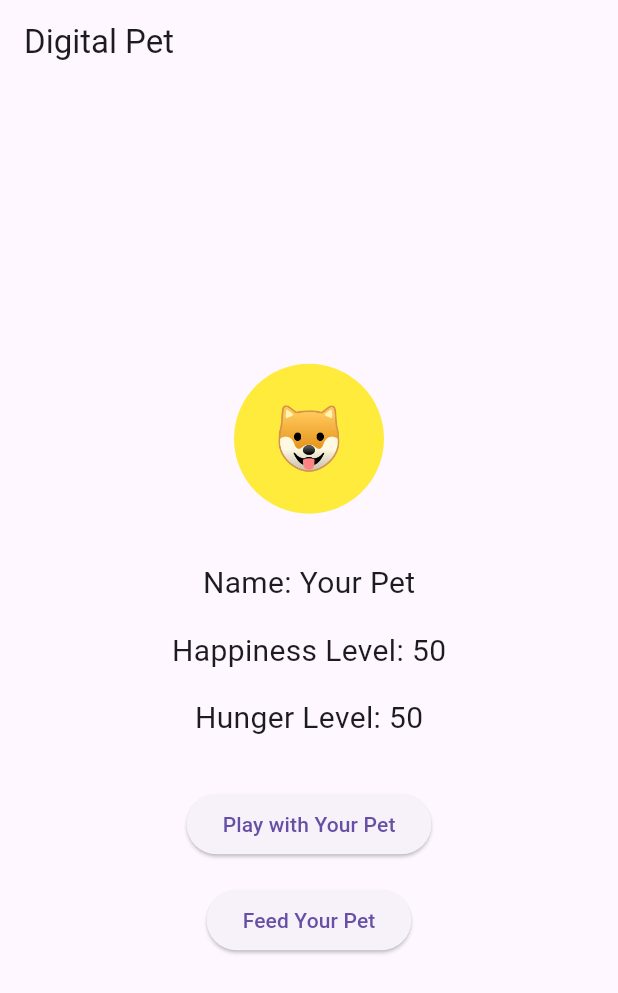
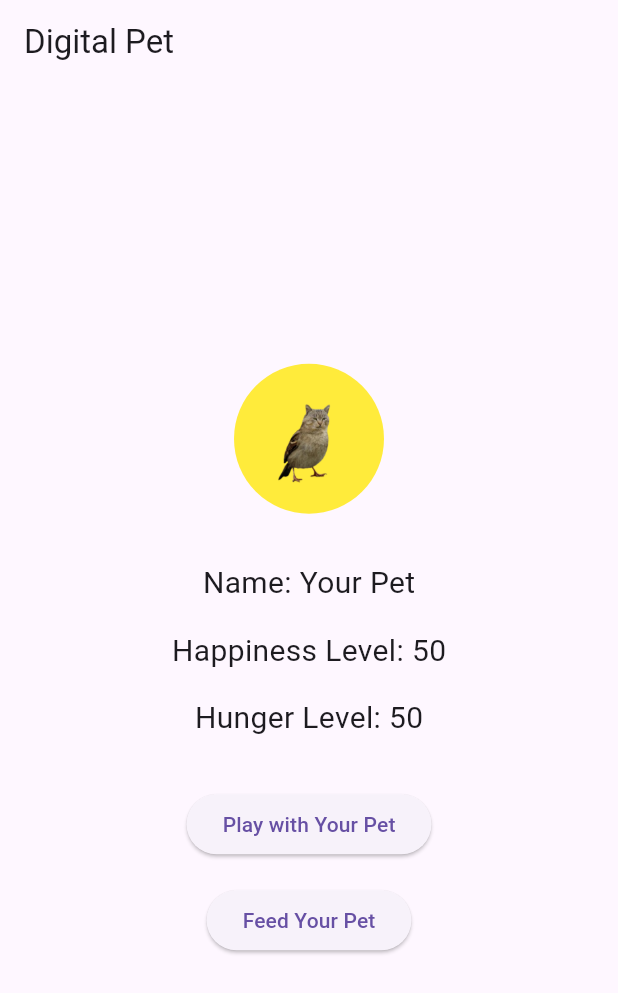
Before and after one commit to YummyFrog/mad_inclass5, a Flutter app: the screen it shows after launch, on a phone screen of 412 x 824 dp. Shown: the top 993 px of the screen. Run offline on Flutter 3.47's test engine with Material 3 defaults, Android fonts, the phone set to English and light mode, and no system bars.

Commit message:
added image of pet

```diff
--- a/lib/main.dart
+++ b/lib/main.dart
@@ -82,9 +82,10 @@ class _DigitalPetAppState extends State<DigitalPetApp> {
                 shape: BoxShape.circle,
               ),
               child: Center(
-                child: Text(
-                  '🐶', // You can replace this with an image or icon
-                  style: TextStyle(fontSize: 40),
+                child: Image.asset(
+                  'assets/images/catbird-removebg-preview.png', // Path to your image in the assets folder
+                  width: 80, // Adjust the size as needed
+                  height: 80,
                 ),
               ),
             ),
--- a/pubspec.yaml
+++ b/pubspec.yaml
@@ -51,6 +51,9 @@ dev_dependencies:
 
 # The following section is specific to Flutter packages.
 flutter:
+  assets:
+    - assets/images/catbird-removebg-preview.png
+
 
   # The following line ensures that the Material Icons font is
   # included with your application, so that you can use the icons in
```
Also changed, not shown: assets/images/catbird-removebg-preview.png (added).
